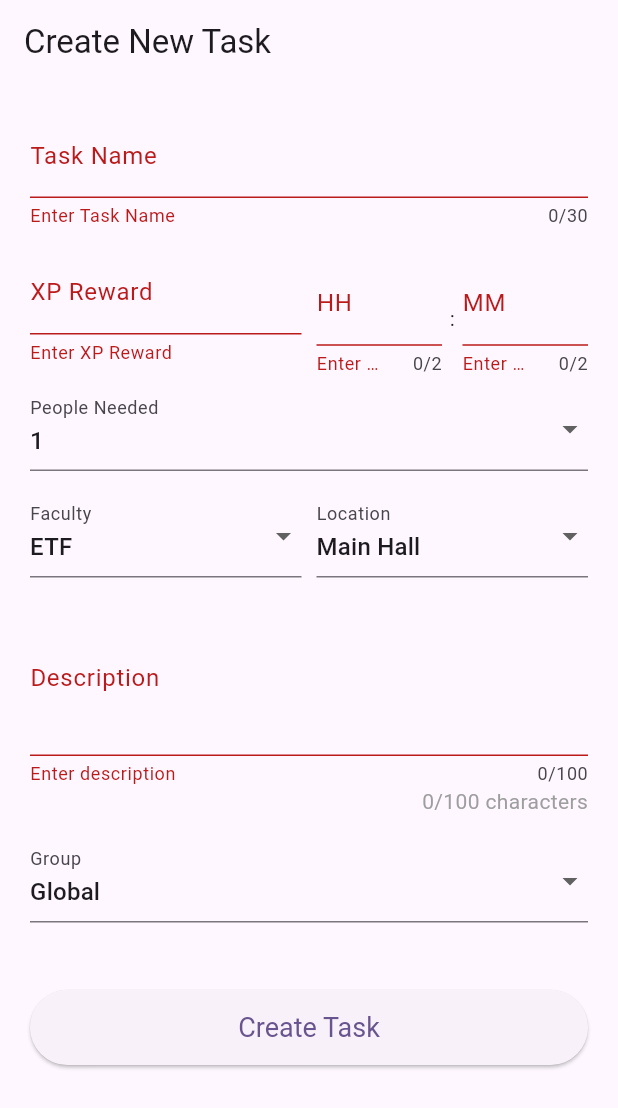
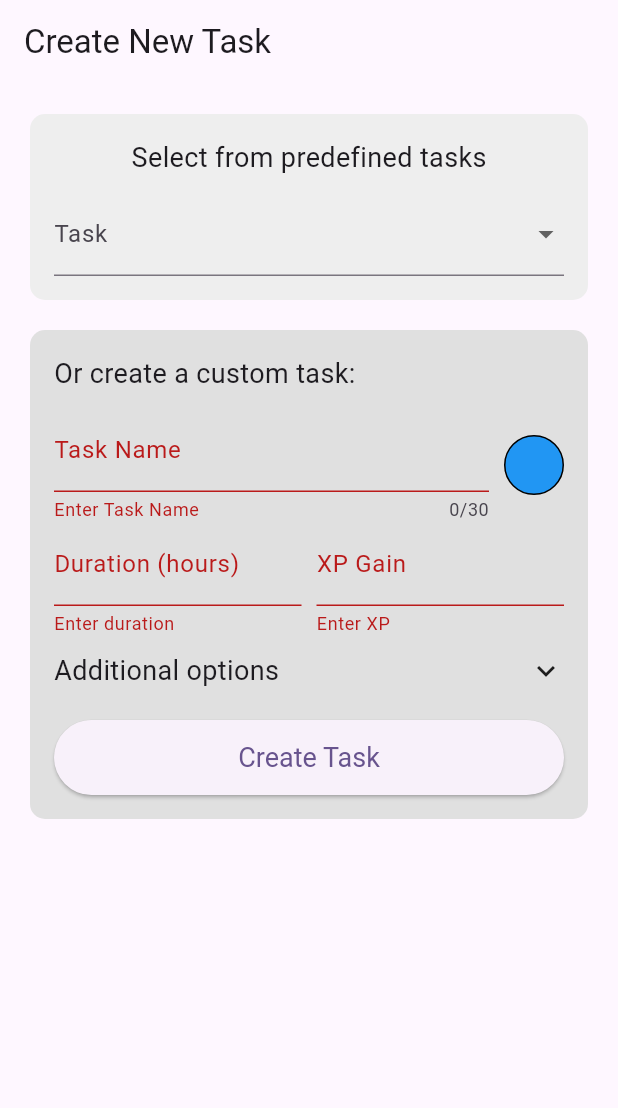
Before and after one commit to Gojicluka/fonhakaton2025, a Flutter app: the screen it shows after launch, after a tap on "Create Task", on a phone screen of 412 x 824 dp. Shown: the top 1108 px of the screen. Run offline on Flutter 3.47's test engine with Material 3 defaults, Android fonts, the phone set to English and light mode, and no system bars; our stand-ins replace flutter_colorpicker.

Commit message:
newTask simple form but no addTask functionality

```diff
--- a/lib/widgets/NewTask.dart
+++ b/lib/widgets/NewTask.dart
@@ -1,5 +1,6 @@
 import 'package:flutter/material.dart';
 import 'task.dart'; // Import your Task model
+import 'package:flutter_colorpicker/flutter_colorpicker.dart';
 
 class NewTask extends StatefulWidget {
   const NewTask({super.key});
@@ -11,71 +12,84 @@ class NewTask extends StatefulWidget {
 class _NewTaskState extends State<NewTask> {
   final _formKey = GlobalKey<FormState>();
 
-  // Controllers for input fields
+  // Controllers
   final TextEditingController _titleController = TextEditingController();
   final TextEditingController _xpController = TextEditingController();
+  final TextEditingController _durationController = TextEditingController();
+  final TextEditingController _peopleController = TextEditingController();
+  final TextEditingController _locationController = TextEditingController();
   final TextEditingController _descriptionController = TextEditingController();
-  final TextEditingController _hoursController = TextEditingController();
-  final TextEditingController _minutesController = TextEditingController();
 
-  int _charCount = 0;
-  String _selectedPeople = "1";
-  String _selectedFaculty = "ETF";
-  String _selectedLocation = "Main Hall";
-  String _selectedGroup = currentUser.activeGroups.isNotEmpty
-      ? currentUser.activeGroups.first
-      : "None";
+  Task? _selectedPredefinedTask;
+  Color _selectedColor = Colors.blue;
+  bool _showAdditionalOptions = false;
 
-  final List<String> faculties = ["ETF", "FON", "MATF"];
-  final List<String> locations = [
-    "Main Hall",
-    "Library",
-    "Lab 3",
-    "Classroom 101"
+  final List<Task> predefinedTasks = [
+    Task("None", 0, 0, "", "", "", 0, 0, false, "", "", Colors.grey),
+    Task("Distribute Flyers", 50, 60, "Marketing", "Main Hall", "ETF", 0, 3,
+        true, "Hand out flyers at key locations.", "Admin", Colors.blue),
+    Task("Help at Registration", 100, 120, "Logistics", "Front Desk", "ETF", 0,
+        5, true, "Assist in checking in attendees.", "Admin", Colors.green),
+    Task("Organize Equipment", 80, 90, "Logistics", "Storage Room", "ETF", 0, 2,
+        true, "Sort and distribute equipment.", "Admin", Colors.orange),
+    Task("Guide Visitors", 60, 75, "Public Relations", "Lobby", "ETF", 0, 4,
+        true, "Help visitors find their way.", "Admin", Colors.purple),
   ];
-  final List<String> peopleOptions = [
-    "1",
-    "2",
-    "3",
-    "4",
-    "5",
-    "6",
-    "7",
-    "8",
-    "9",
-    "10+"
-  ];
+
+  void _pickColor() {
+    showDialog(
+      context: context,
+      builder: (context) => AlertDialog(
+        title: const Text("Select Task Color"),
+        content: SingleChildScrollView(
+          child: BlockPicker(
+            pickerColor: _selectedColor,
+            onColorChanged: (color) {
+              setState(() {
+                _selectedColor = color;
+              });
+              Navigator.pop(context);
+            },
+          ),
+        ),
+      ),
+    );
+  }
+
+  void _setTaskFields(Task task) {
+    setState(() {
+      _titleController.text = task.title;
+      _xpController.text = task.xp.toString();
+      _durationController.text =
+          (task.durationMinutes ~/ 60).toString(); // Convert to hours
+      _peopleController.text = task.neededPeople.toString();
+      _locationController.text = task.location;
+    });
+  }
 
   void _createTask() {
     if (_formKey.currentState!.validate()) {
-      int hours = int.tryParse(_hoursController.text) ?? 0;
-      int minutes = int.tryParse(_minutesController.text) ?? 0;
-      int totalMinutes = (hours * 60) + minutes;
-
+      final int duration = int.parse(_durationController.text) * 60;
       final newTask = Task(
         _titleController.text,
         int.parse(_xpController.text),
-        totalMinutes,
-        _selectedGroup,
-        _selectedLocation,
-        _selectedFaculty,
+        duration,
+        "Custom", // todo GROUP NAME
+        _locationController.text.isEmpty ? "ETF" : _locationController.text,
+        "ETF", // todo SHOULD READ FROM USER
         0,
-        _selectedPeople == "10+" ? 10 : int.parse(_selectedPeople),
-        _selectedGroup == "None" || _isColorGroup(_selectedGroup),
+        _peopleController.text.isEmpty ? 1 : int.parse(_peopleController.text),
+        false, // if group exists
         _descriptionController.text,
-        currentUser.nickname,
+        "User",
+        _selectedColor, // Read selected color
       );
-
       setState(() {
         tasks.add(newTask);
       });
 
-      Navigator.pop(context); // Go back after adding the task
+      Navigator.pop(context);
     }
-  }
-
-  bool _isColorGroup(String group) {
-    return ["Logistika", "Dnevni red", "Mediji", "Red"].contains(group);
   }
 
   @override
@@ -90,42 +104,171 @@ class _NewTaskState extends State<NewTask> {
             child: Column(
               crossAxisAlignment: CrossAxisAlignment.start,
               children: [
-                _buildTextField(_titleController, "Task Name", maxLength: 30),
+                // Predefined Task Selection
+                Container(
+                  padding: const EdgeInsets.all(16),
+                  decoration: BoxDecoration(
+                    color: Colors.grey[200],
+                    borderRadius: BorderRadius.circular(10),
+                  ),
+                  child: Column(
+                    children: [
+                      const Text("Select from predefined tasks",
+                          style: TextStyle(fontSize: 18)),
+                      const SizedBox(height: 10),
+                      DropdownButtonFormField<Task>(
+                        value: _selectedPredefinedTask,
+                        items: predefinedTasks
+                            .map((task) => DropdownMenuItem(
+                                  value: task,
+                                  child: Text(task.title),
+                                ))
+                            .toList(),
+                        onChanged: (value) {
+                          if (value != null) {
+                            _setTaskFields(value);
+                            setState(() => _selectedPredefinedTask = value);
+                          }
+                        },
+                        decoration: const InputDecoration(labelText: "Task"),
+                      ),
+                    ],
+                  ),
+                ),
+                const SizedBox(height: 20),
+
+                // Custom Task Creation
+                Container(
+                  padding: const EdgeInsets.all(16),
+                  decoration: BoxDecoration(
+                    color: Colors.grey[300],
+                    borderRadius: BorderRadius.circular(10),
+                  ),
+                  child: Column(
+                    crossAxisAlignment: CrossAxisAlignment.start,
+                    children: [
+                      const Text("Or create a custom task:",
+                          style: TextStyle(fontSize: 18)),
+                      const SizedBox(height: 10),
+
+                      // Task Name & Color Picker
                       Row(
                         children: [
                           Expanded(
-                        child: _buildTextField(_xpController, "XP Reward",
-                            isNumber: true)),
+                            child: TextFormField(
+                              controller: _titleController,
+                              maxLength: 30,
+                              decoration:
+                                  const InputDecoration(labelText: "Task Name"),
+                              validator: (value) =>
+                                  value!.isEmpty ? "Enter Task Name" : null,
+                            ),
+                          ),
                           const SizedBox(width: 10),
-                    Expanded(child: _buildTimeInput()), // HH:MM input
+                          GestureDetector(
+                            onTap: _pickColor,
+                            child: Container(
+                              width: 40,
+                              height: 40,
+                              decoration: BoxDecoration(
+                                color: _selectedColor,
+                                shape: BoxShape.circle,
+                                border: Border.all(color: Colors.black),
+                              ),
+                            ),
+                          ),
                         ],
                       ),
-                _buildDropdown("People Needed", peopleOptions, _selectedPeople,
-                    (value) {
-                  setState(() => _selectedPeople = value!);
-                }),
+
+                      // Duration & XP Gain
                       Row(
                         children: [
                           Expanded(
-                        child: _buildDropdown(
-                            "Faculty", faculties, _selectedFaculty, (value) {
-                      setState(() => _selectedFaculty = value!);
-                    })),
+                            child: TextFormField(
+                              controller: _durationController,
+                              keyboardType: TextInputType.number,
+                              decoration: const InputDecoration(
+                                  labelText: "Duration (hours)"),
+                              validator: (value) =>
+                                  value!.isEmpty ? "Enter duration" : null,
+                            ),
+                          ),
                           const SizedBox(width: 10),
                           Expanded(
-                        child: _buildDropdown(
-                            "Location", locations, _selectedLocation, (value) {
-                      setState(() => _selectedLocation = value!);
-                    })),
+                            child: TextFormField(
+                              controller: _xpController,
+                              keyboardType: TextInputType.number,
+                              decoration:
+                                  const InputDecoration(labelText: "XP Gain"),
+                              validator: (value) =>
+                                  value!.isEmpty ? "Enter XP" : null,
+                            ),
+                          ),
                         ],
                       ),
-                _buildDescriptionField(),
-                _buildDropdown(
-                    "Group", currentUser.activeGroups, _selectedGroup, (value) {
-                  setState(() => _selectedGroup = value!);
-                }),
-                const SizedBox(height: 30),
-                Center(
+
+                      // Expandable Additional Options
+                      const SizedBox(height: 10),
+                      GestureDetector(
+                        onTap: () {
+                          setState(() =>
+                              _showAdditionalOptions = !_showAdditionalOptions);
+                        },
+                        child: Row(
+                          mainAxisAlignment: MainAxisAlignment.spaceBetween,
+                          children: [
+                            const Text("Additional options",
+                                style: TextStyle(fontSize: 18)),
+                            Icon(
+                              _showAdditionalOptions
+                                  ? Icons.expand_less
+                                  : Icons.expand_more,
+                            ),
+                          ],
+                        ),
+                      ),
+                      if (_showAdditionalOptions)
+                        Column(
+                          children: [
+                            const SizedBox(height: 10),
+                            Row(
+                              children: [
+                                Expanded(
+                                  child: TextFormField(
+                                    controller: _peopleController,
+                                    keyboardType: TextInputType.number,
+                                    decoration: const InputDecoration(
+                                        labelText: "People Needed"),
+                                  ),
+                                ),
+                                const SizedBox(width: 10),
+                                Expanded(
+                                  child: TextFormField(
+                                    controller: _locationController,
+                                    decoration: const InputDecoration(
+                                        labelText: "Location"),
+                                  ),
+                                ),
+                              ],
+                            ),
+                            const SizedBox(height: 20),
+                            TextFormField(
+                              controller: _descriptionController,
+                              maxLength: 80,
+                              decoration: const InputDecoration(
+                                labelText: "Description",
+                                border: OutlineInputBorder(),
+                              ),
+                              validator: (value) =>
+                                  value!.isEmpty ? "Enter a description" : null,
+                            ),
+                          ],
+                        ),
+
+                      Padding(
+                        padding:
+                            const EdgeInsets.only(top: 20), // Adjust as needed
+                        child: Center(
                           child: ElevatedButton(
                             onPressed: _createTask,
                             style: ElevatedButton.styleFrom(
@@ -135,6 +278,10 @@ class _NewTaskState extends State<NewTask> {
                             child: const Text("Create Task"),
                           ),
                         ),
+                      ),
+                    ],
+                  ),
+                ),
               ],
             ),
           ),
@@ -142,123 +289,4 @@ class _NewTaskState extends State<NewTask> {
       ),
     );
   }
-
-  Widget _buildTextField(TextEditingController controller, String label,
-      {bool isNumber = false, int? maxLength}) {
-    return Padding(
-      padding: const EdgeInsets.only(bottom: 15),
-      child: TextFormField(
-        controller: controller,
-        decoration: InputDecoration(labelText: label),
-        keyboardType: isNumber ? TextInputType.number : TextInputType.text,
-        maxLength: maxLength,
-        validator: (value) => value!.isEmpty ? "Enter $label" : null,
-      ),
-    );
 }
-
-  Widget _buildTimeInput() {
-    return Row(
-      children: [
-        Expanded(
-          child: TextFormField(
-            controller: _hoursController,
-            decoration: const InputDecoration(labelText: "HH"),
-            keyboardType: TextInputType.number,
-            maxLength: 2,
-            validator: (value) {
-              if (value!.isEmpty) return "Enter hours";
-              int? hours = int.tryParse(value);
-              if (hours == null || hours < 0 || hours > 99) {
-                return "Invalid hours";
-              }
-              return null;
-            },
-          ),
-        ),
-        const Padding(
-          padding: EdgeInsets.symmetric(horizontal: 5),
-          child: Text(":"),
-        ),
-        Expanded(
-          child: TextFormField(
-            controller: _minutesController,
-            decoration: const InputDecoration(labelText: "MM"),
-            keyboardType: TextInputType.number,
-            maxLength: 2,
-            validator: (value) {
-              if (value!.isEmpty) return "Enter minutes";
-              int? minutes = int.tryParse(value);
-              if (minutes == null || minutes < 0 || minutes > 59) {
-                return "Invalid minutes";
-              }
-              return null;
-            },
-          ),
-        ),
-      ],
-    );
-  }
-
-  Widget _buildDropdown(String label, List<String> items, String selected,
-      ValueChanged<String?> onChanged) {
-    return Padding(
-      padding: const EdgeInsets.only(bottom: 15),
-      child: DropdownButtonFormField<String>(
-        value: selected,
-        items: items
-            .map((item) => DropdownMenuItem(value: item, child: Text(item)))
-            .toList(),
-        onChanged: onChanged,
-        decoration: InputDecoration(labelText: label),
-      ),
-    );
-  }
-
-  Widget _buildDescriptionField() {
-    return Padding(
-      padding: const EdgeInsets.only(bottom: 15),
-      child: Column(
-        crossAxisAlignment: CrossAxisAlignment.start,
-        children: [
-          TextFormField(
-            controller: _descriptionController,
-            decoration: const InputDecoration(labelText: "Description"),
-            maxLines: 3,
-            maxLength: 100,
-            onChanged: (text) {
-              setState(() {
-                _charCount = text.length;
-              });
-            },
-            validator: (value) {
-              if (value!.isEmpty) return "Enter description";
-              return null;
-            },
-          ),
-          Align(
-            alignment: Alignment.centerRight,
-            child: Text(
-              "$_charCount/100 characters",
-              style:
-                  TextStyle(color: _charCount > 100 ? Colors.red : Colors.grey),
-            ),
-          ),
-        ],
-      ),
-    );
-  }
-}
-
-// Updated User class
-class User {
-  final String nickname;
-  final String password;
-  final List<String> activeGroups;
-
-  User(this.nickname, this.password, this.activeGroups);
-}
-
-// Hardcoded current user
-final User currentUser = User(
-    "Irena", "securepassword", ["Global", "Logistika", "Dnevni red", "Mediji"]);
--- a/lib/widgets/PublicTaskPage.dart
+++ b/lib/widgets/PublicTaskPage.dart
@@ -45,7 +45,7 @@ class TaskWidget extends StatelessWidget {
         child: Container(
           padding: const EdgeInsets.all(20),
           decoration: BoxDecoration(
-            color: group.color, // Background color = Group color
+            color: task.color, // Background color = Group color
             borderRadius: BorderRadius.circular(16),
           ),
           child: Column(
@@ -146,7 +146,7 @@ class TaskWidget extends StatelessWidget {
         margin: const EdgeInsets.symmetric(vertical: 8, horizontal: 16),
         padding: const EdgeInsets.all(16),
         decoration: BoxDecoration(
-          color: group.color,
+          color: task.color, // todo pull color from task
           borderRadius: BorderRadius.circular(12),
         ),
         child: Column(
--- a/lib/widgets/Task.dart
+++ b/lib/widgets/Task.dart
@@ -1,13 +1,14 @@
+import 'package:flutter/material.dart';
 // Generates a static task ID (will be dynamic later)
+
 int generateTaskId() {
   return 1001; // Placeholder, replace with backend logic later
 }
 
 class Task {
-  final int id;
   final String title;
   final int xp;
-  final int durationMinutes;
+  int durationMinutes; // how long it lasts until it expires and gets deleted !!!, mutable field!
   final String groupName;
   final String location;
   final String faculty; // Added faculty
@@ -16,6 +17,9 @@ class Task {
   bool isPublic;
   final String description;
   final String createdBy; // Nickname of the creator
+  final int id;
+  final Color? color;
+  // todo remember color value, but how?
 
   Task(
       this.title,
@@ -28,22 +32,33 @@ class Task {
       this.neededPeople,
       this.isPublic,
       this.description,
-      this.createdBy)
+      this.createdBy,
+      this.color)
       : id = generateTaskId();
 }
 
-// Updated task list with "ETF" as the faculty
 final List<Task> tasks = [
-  Task("Baci smeće", 20, 15, "Logistika", "Kontejner ispred zgrade", "ETF", 1,
-      0, true, "Iznesi smeće do kontejnera ispred zgrade.", "Milica"),
+  Task(
+      "Baci smeće",
+      20,
+      15,
+      "Logistika",
+      "Kontejner ispred zgrade",
+      "ETF",
+      1,
+      0,
+      true,
+      "Iznesi smeće do kontejnera ispred zgrade.",
+      "Milica",
+      Colors.brown),
   Task("Operi sudove", 30, 30, "Dnevni red", "Kuhinja", "ETF", 1, 1, true,
-      "Očisti i operi sudove nakon doručka.", "Luka"),
+      "Očisti i operi sudove nakon doručka.", "Luka", Colors.blue),
   Task("Čuvaj vrata", 50, 120, "Red", "Glavni ulaz", "ETF", 2, 1, true,
-      "Obezbeđuj glavni ulaz tokom događaja.", "Irena"),
+      "Obezbeđuj glavni ulaz tokom događaja.", "Irena", Colors.red),
   Task("Odnesi dušeke u 115", 40, 90, "Logistika", "Soba 115", "ETF", 2, 0,
-      false, "Prenesi rezervne dušeke u sobu 115.", "Vladana"),
+      false, "Prenesi rezervne dušeke u sobu 115.", "Vladana", Colors.green),
   Task("Dočekuj donacije", 60, 180, "Mediji", "Skladište", "ETF", 3, 2, true,
-      "Pomozi u prijemu i sortiranju donacija.", "Milica"),
+      "Pomozi u prijemu i sortiranju donacija.", "Milica", Colors.purple),
   Task("Sortiraj opremu", 35, 60, "Logistika", "Magacin", "ETF", 2, 1, true,
-      "Razvrstaj i složi opremu u magacinu.", "Luka"),
+      "Razvrstaj i složi opremu u magacinu.", "Luka", Colors.orange),
 ];
--- a/pubspec.yaml
+++ b/pubspec.yaml
@@ -34,6 +34,10 @@ dependencies:
   # The following adds the Cupertino Icons font to your application.
   # Use with the CupertinoIcons class for iOS style icons.
   cupertino_icons: ^1.0.8
+
+  # for color picker //added by Irena
+  flutter_colorpicker: ^1.0.3
+
 
 dev_dependencies:
   flutter_test:
```
Also changed, not shown: pubspec.lock, 1 other file. Lines whose indentation alone changed are shown as unchanged.
